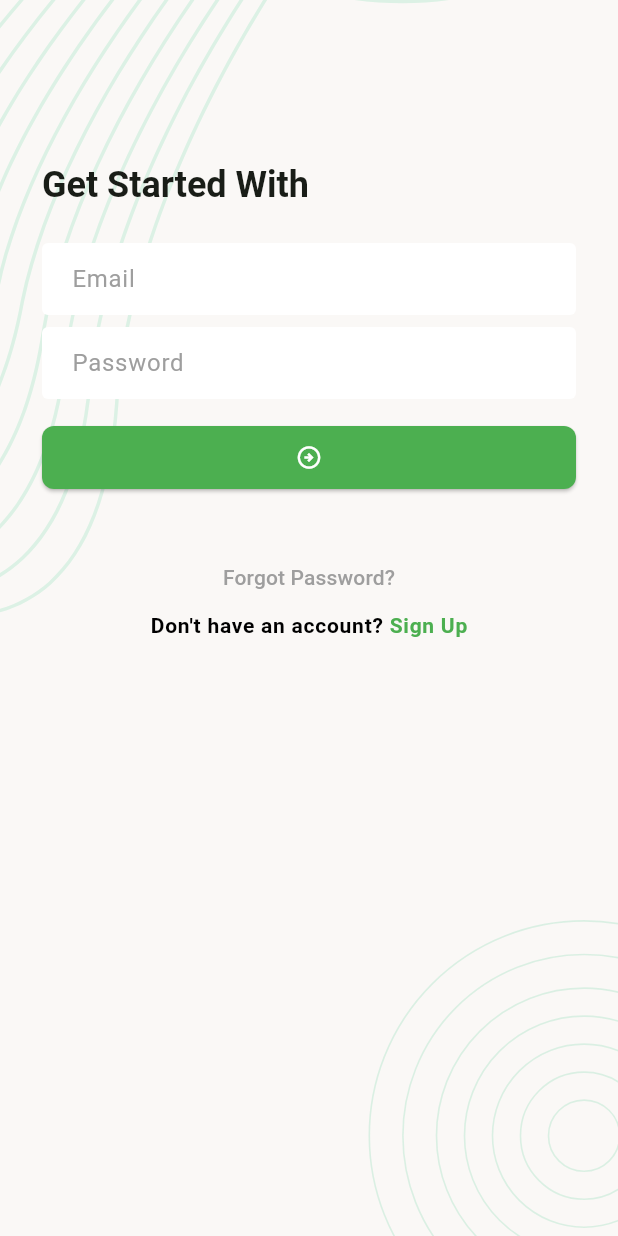
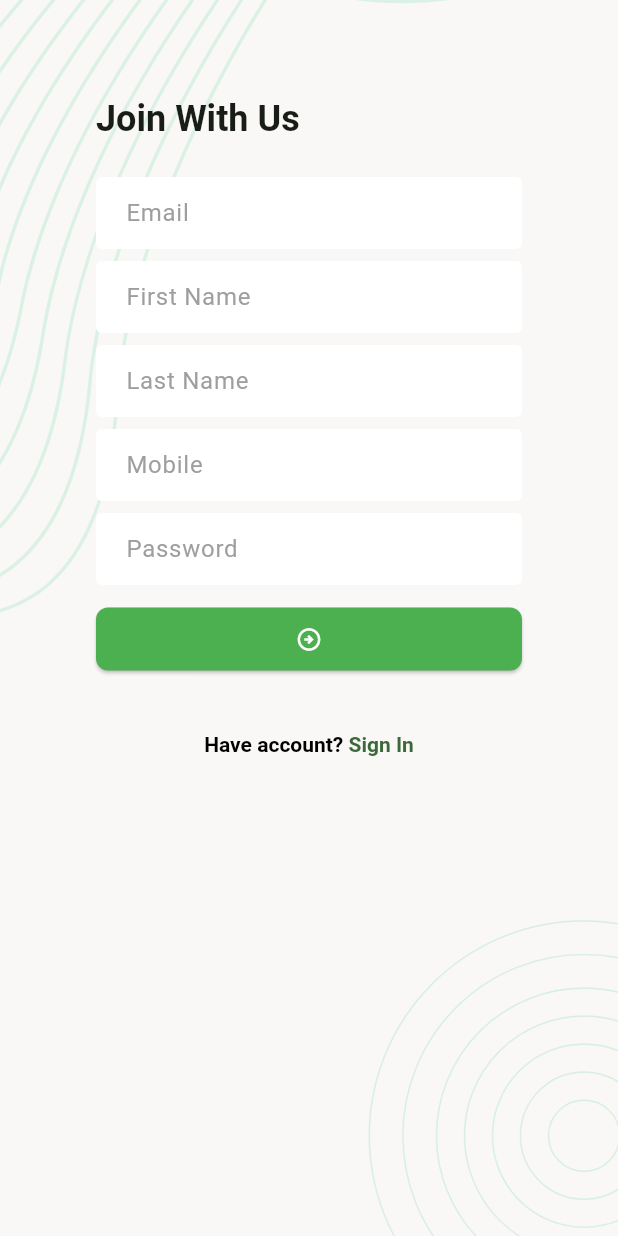
Before and after one commit to prottoykundu38/Task_Manager, a Flutter app: the screen it shows after launch, on a phone screen of 412 x 824 dp. Run offline on Flutter 3.47's test engine with Material 3 defaults, Android fonts, the phone set to English and light mode, and no system bars; our stand-ins replace flutter_svg.

Commit message:
Added signUp screen ui

```diff
--- a/lib/ui/app.dart
+++ b/lib/ui/app.dart
@@ -1,4 +1,5 @@
 import 'package:flutter/material.dart';
+import 'package:task_manager/ui/screens/sign_up_screen.dart';
 import 'package:task_manager/ui/screens/splash_screen.dart';
 
 class TaskManagerApp extends StatelessWidget {
@@ -43,7 +44,7 @@ class TaskManagerApp extends StatelessWidget {
           ),
         ),
       ),
-      home: SplashScreen(),
+      home: SignUpScreen(),
     );
   }
 }
--- a/lib/ui/screens/sign_in_screen.dart
+++ b/lib/ui/screens/sign_in_screen.dart
@@ -107,8 +107,9 @@ class _SignInScreenState extends State<SignInScreen> {
                                   color: Colors.green,
                                   fontWeight: FontWeight.w700,
                                 ),
+                                //.. is cascade operator
                                 recognizer: TapGestureRecognizer()
-                                ..onTap = _onTapSignInButton),
+                                  ..onTap = _onTapSignUpButton),
                           ],
                         )),
                       ],
@@ -118,7 +119,8 @@ class _SignInScreenState extends State<SignInScreen> {
               ),
             ),
           ),
-      )),
+        ),
+      ),
     );
   }
 
@@ -132,7 +134,13 @@ class _SignInScreenState extends State<SignInScreen> {
   void _onTapForgotPassowordButton() {
     // Navigate to Sign Up Screen
   }
-  void _onTapSignUnButton() {
+  void _onTapSignUpButton() {
     // Navigate to Sign Up Screen
   }
+
+  void dispose() {
+    _emailTEController.dispose();
+    _passwordTEController.dispose();
+    super.dispose();
   }
+}
--- /dev/null
+++ b/lib/ui/screens/sign_up_screen.dart
@@ -0,0 +1,83 @@
+import 'package:flutter/gestures.dart';
+import 'package:flutter/material.dart';
+import 'package:task_manager/ui/widgets/screen_background.dart';
+
+class SignUpScreen extends StatefulWidget {
+  const SignUpScreen({super.key});
+
+  @override
+  State<SignUpScreen> createState() => _SignUpScreenState();
+}
+
+class _SignUpScreenState extends State<SignUpScreen> {
+  @override
+  Widget build(BuildContext context) {
+    return Scaffold(
+      body: ScreenBackground(
+        child: Padding(
+          padding: const EdgeInsets.all(64),
+          child: Column(
+            crossAxisAlignment: CrossAxisAlignment.start,
+            mainAxisAlignment: MainAxisAlignment.start,
+            children: [
+              Text(
+                'Join With Us',
+                // textAlign: TextAlign.start,
+                style: Theme.of(context).textTheme.titleLarge,
+              ),
+              const SizedBox(height: 24),
+              TextFormField(
+                decoration: const InputDecoration(hintText: 'Email'),
+              ),
+              const SizedBox(height: 8),
+              TextFormField(
+                decoration: const InputDecoration(hintText: 'First Name'),
+              ),
+              const SizedBox(height: 8),
+              TextFormField(
+                decoration: const InputDecoration(hintText: 'Last Name'),
+              ),
+              const SizedBox(height: 8),
+              TextFormField(
+                decoration: const InputDecoration(hintText: 'Mobile'),
+              ),
+              const SizedBox(height: 8),
+              TextFormField(
+                decoration: const InputDecoration(hintText: 'Password'),
+              ),
+              const SizedBox(height: 12),
+              ElevatedButton(
+                onPressed: () {},
+                child: const Icon(Icons.arrow_circle_right_outlined),
+              ),
+              SizedBox(
+                height: 38,
+              ),
+              Center(
+                child: RichText(
+                    text: TextSpan(
+                  text: "Have account? ",
+                  style:
+                      TextStyle(fontWeight: FontWeight.bold, color: Colors.black),
+                  children: [
+                    TextSpan(
+                      text: "Sign In",
+                      style: TextStyle(
+                          fontWeight: FontWeight.bold,
+                          color: Theme.of(context).primaryColor),
+                      //.. is cascade operator
+                      recognizer: TapGestureRecognizer()
+                        ..onTap = () {
+                          Navigator.pop(context);
+                        },
+                    ),
+                  ],
+                )),
+              ),
+            ],
+          ),
+        ),
+      ),
+    );
+  }
+}
```
Lines whose indentation alone changed are shown as unchanged.
